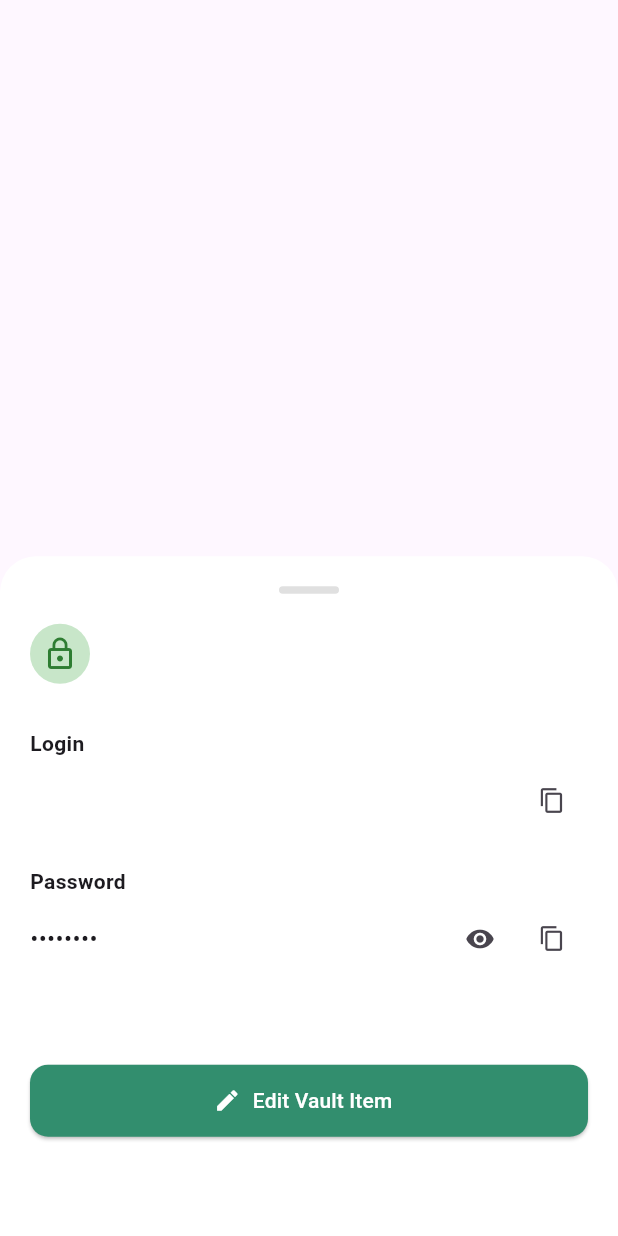
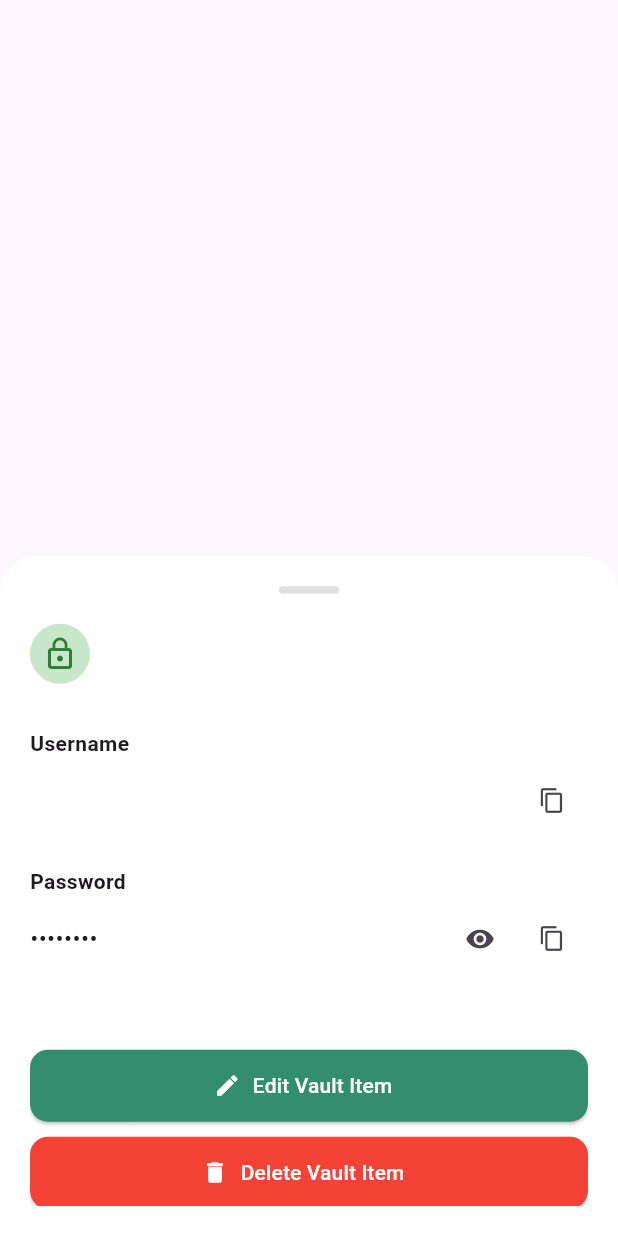
Before and after one commit to alexap120/Echo-Lock-Password-Manager, a Flutter app: the LoginDetailsBottomSheet widget shown alone on an empty page, opened directly with empty values, on a phone screen of 412 x 824 dp. Run offline on Flutter 3.47's test engine with Material 3 defaults, Android fonts, the phone set to English and light mode, and no system bars; our stand-ins replace cloud_firestore, firebase_auth, firebase_core, flutter_speed_dial, hive, hive_flutter and 3 more; accounts and stored records are empty.

Commit message:
Login items addition

```diff
--- /dev/null
+++ b/devtools_options.yaml
@@ -0,0 +1,3 @@
+description: This file stores settings for Dart & Flutter DevTools.
+documentation: https://docs.flutter.dev/tools/devtools/extensions#configure-extension-enablement-states
+extensions:
--- /dev/null
+++ b/lib/models/login_item.dart
@@ -0,0 +1,23 @@
+import 'package:hive/hive.dart';
+
+part 'login_item.g.dart'; // This will be generated by build_runner
+
+@HiveType(typeId: 0)
+class LoginItem extends HiveObject {
+  @HiveField(0)
+  String title;
+
+  @HiveField(1)
+  String username;
+
+  @HiveField(2)
+  String password;
+
+  LoginItem({
+    required this.title,
+    required this.username,
+    required this.password,
+  });
+
+  String get type => 'Login';
+}
--- a/lib/screens/login_items/login_item_details.dart
+++ b/lib/screens/login_items/login_item_details.dart
@@ -1,20 +1,14 @@
 import 'package:flutter/material.dart';
 import 'package:flutter/services.dart';
 
+import '../../models/login_item.dart';
+
 class LoginDetailsBottomSheet extends StatefulWidget {
-  final String serviceName;
-  final String email;
-  final String password;
-  final List<String> sharedWith;
-  final bool isPasswordWeak;
+  final LoginItem loginItem;
 
   const LoginDetailsBottomSheet({
     super.key,
-    required this.serviceName,
-    required this.email,
-    required this.password,
-    this.sharedWith = const [],
-    this.isPasswordWeak = false,
+    required this.loginItem,
   });
 
   @override
@@ -25,7 +19,7 @@ class _LoginDetailsBottomSheetState extends State<LoginDetailsBottomSheet> {
   bool _isPasswordVisible = false;
   bool _isEditing = false;
 
-  late TextEditingController _emailController;
+  late TextEditingController _usernameController;
   late TextEditingController _passwordController;
   late TextEditingController _serviceNameController;
 
@@ -35,14 +29,14 @@ class _LoginDetailsBottomSheetState extends State<LoginDetailsBottomSheet> {
   @override
   void initState() {
     super.initState();
-    _emailController = TextEditingController(text: widget.email);
-    _passwordController = TextEditingController(text: widget.password);
-    _serviceNameController = TextEditingController(text: widget.serviceName);
+    _usernameController = TextEditingController(text: widget.loginItem.username);
+    _passwordController = TextEditingController(text: widget.loginItem.password);
+    _serviceNameController = TextEditingController(text: widget.loginItem.title);
   }
 
   @override
   void dispose() {
-    _emailController.dispose();
+    _usernameController.dispose();
     _passwordController.dispose();
     _serviceNameController.dispose();
     for (var field in _additionalFields) {
@@ -52,8 +46,14 @@ class _LoginDetailsBottomSheetState extends State<LoginDetailsBottomSheet> {
     super.dispose();
   }
 
-  void _save() {
-    // Add validation and saving logic here if needed
+  void _save() async {
+    // Save changes to Hive object
+    widget.loginItem
+      ..username = _usernameController.text
+      ..password = _passwordController.text
+      ..title = _serviceNameController.text;
+    await widget.loginItem.save();
+
     setState(() {
       _isEditing = false;
     });
@@ -102,7 +102,7 @@ class _LoginDetailsBottomSheetState extends State<LoginDetailsBottomSheet> {
                       ),
                     )
                         : Text(
-                      widget.serviceName,
+                      widget.loginItem.title,
                       style: TextStyle(
                           fontSize: 20, fontWeight: FontWeight.bold),
                     ),
@@ -110,7 +110,7 @@ class _LoginDetailsBottomSheetState extends State<LoginDetailsBottomSheet> {
                 ],
               ),
               const SizedBox(height: 30),
-              _buildEditableRow("Login", _emailController),
+              _buildEditableRow("Username", _usernameController),
               const SizedBox(height: 20),
               _buildEditablePasswordRow("Password", _passwordController),
               const SizedBox(height: 30),
@@ -131,38 +131,9 @@ class _LoginDetailsBottomSheetState extends State<LoginDetailsBottomSheet> {
                 );
               }),
 
-              if (widget.sharedWith.isNotEmpty && !_isEditing) ...[
-                Text("Shared To",
-                    style: TextStyle(fontWeight: FontWeight.bold)),
-                const SizedBox(height: 8),
-                Wrap(
-                  spacing: 8,
-                  children:
-                  widget.sharedWith.map((name) => Chip(label: Text(name))).toList(),
-                ),
-                const SizedBox(height: 30),
-              ],
-              if (widget.isPasswordWeak && !_isEditing)
-                Container(
-                  padding: EdgeInsets.all(12),
-                  decoration: BoxDecoration(
-                    color: Colors.orange[100],
-                    borderRadius: BorderRadius.circular(12),
-                  ),
-                  child: Row(
-                    children: [
-                      Icon(Icons.warning, color: Colors.orange),
-                      const SizedBox(width: 10),
-                      Expanded(
-                        child: Text(
-                          "Vulnerability Alert\nThis password is weak",
-                          style: TextStyle(color: Colors.orange[900]),
-                        ),
-                      ),
-                    ],
-                  ),
-                ),
-              const SizedBox(height: 30),
+              // Remove sharedWith section entirely
+
+              const SizedBox(height: 20),
               ElevatedButton.icon(
                 style: ElevatedButton.styleFrom(
                   minimumSize: Size(double.infinity, 48),
@@ -184,6 +155,49 @@ class _LoginDetailsBottomSheetState extends State<LoginDetailsBottomSheet> {
                     setState(() {
                       _isEditing = true;
                     });
+                  }
+                },
+              ),
+              const SizedBox(height: 10),
+              ElevatedButton.icon(
+                style: ElevatedButton.styleFrom(
+                  minimumSize: Size(double.infinity, 48),
+                  shape: RoundedRectangleBorder(
+                    borderRadius: BorderRadius.circular(12),
+                  ),
+                  backgroundColor: Colors.red,
+                ),
+                icon: Icon(Icons.delete, color: Colors.white),
+                label: Text(
+                  "Delete Vault Item",
+                  style: TextStyle(color: Colors.white),
+                ),
+                onPressed: () async {
+                  final confirmed = await showDialog<bool>(
+                    context: context,
+                    builder: (context) => AlertDialog(
+                      title: Text('Confirm Delete'),
+                      content:
+                      Text('Are you sure you want to delete this vault item?'),
+                      actions: [
+                        TextButton(
+                          onPressed: () => Navigator.pop(context, false),
+                          child: Text('Cancel'),
+                        ),
+                        TextButton(
+                          onPressed: () => Navigator.pop(context, true),
+                          child: Text('Delete', style: TextStyle(color: Colors.red)),
+                        ),
+                      ],
+                    ),
+                  );
+
+                  if (confirmed == true) {
+                    await widget.loginItem.delete();
+                    Navigator.pop(context); // Close the bottom sheet after deletion
+                    ScaffoldMessenger.of(context).showSnackBar(
+                      SnackBar(content: Text('Vault item deleted')),
+                    );
                   }
                 },
               ),
@@ -254,9 +268,7 @@ class _LoginDetailsBottomSheetState extends State<LoginDetailsBottomSheet> {
               children: [
                 IconButton(
                   icon: Icon(
-                    _isPasswordVisible
-                        ? Icons.visibility_off
-                        : Icons.visibility,
+                    _isPasswordVisible ? Icons.visibility_off : Icons.visibility,
                   ),
                   onPressed: () {
                     setState(() {
@@ -287,9 +299,7 @@ class _LoginDetailsBottomSheetState extends State<LoginDetailsBottomSheet> {
             ),
             IconButton(
               icon: Icon(
-                _isPasswordVisible
-                    ? Icons.visibility_off
-                    : Icons.visibility,
+                _isPasswordVisible ? Icons.visibility_off : Icons.visibility,
                 size: 20,
               ),
               onPressed: () {
```
Also changed, not shown: lib/main.dart (+12 -1 lines), lib/models/password_generator_util.dart (added, +30 -0 lines), lib/screens/login_items/add_login.dart (+55 -5 lines), lib/screens/main_screens/home.dart (+99 -125 lines), lib/screens/main_screens/password_generator.dart (+18 -25 lines), pubspec.yaml (+7 -5 lines), assets/no_items.png (added), lib/models/login_item.g.dart (added), pubspec.lock.
